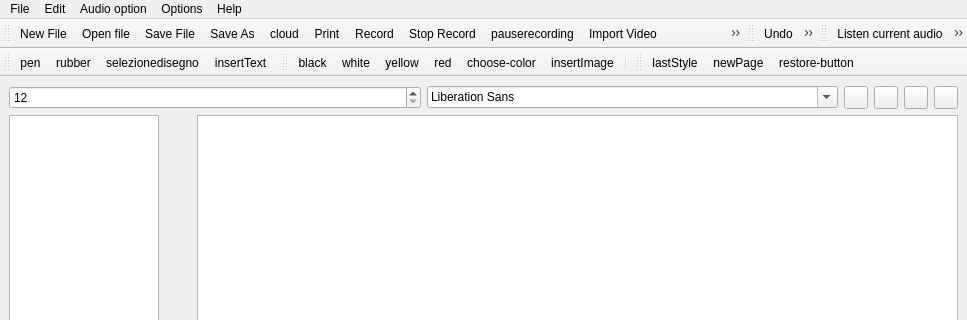
giacomogroppi/writernote-qt, file src/mainwindow.ui: the form before one commit; both pictures show x 0 to 967 and y 0 to 320 of the 967 by 664 pixel window.
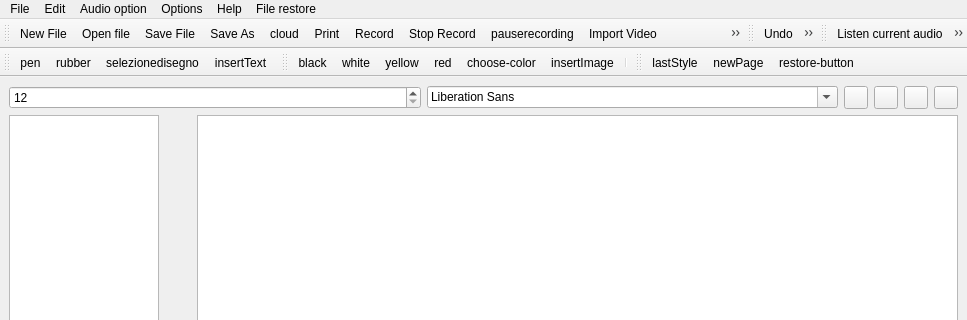
The form after the commit. Icons and pictures are not drawn.

Commit message: init file for restore file after crash

```diff
--- a/src/mainwindow.ui
+++ b/src/mainwindow.ui
@@ -342,11 +342,20 @@
     <addaction name="actionScroll"/>
     <addaction name="actionLast_open_file"/>
    </widget>
+   <widget class="QMenu" name="menuFile_restore">
+    <property name="title">
+     <string>File restore</string>
+    </property>
+    <addaction name="separator"/>
+    <addaction name="actionOption"/>
+    <addaction name="actionRestore_file"/>
+   </widget>
    <addaction name="menuWriternote"/>
    <addaction name="menuEdit"/>
    <addaction name="menuAudio_option"/>
    <addaction name="menuOptions"/>
    <addaction name="menuHelp"/>
+   <addaction name="menuFile_restore"/>
   </widget>
   <widget class="QToolBar" name="mainbar">
    <property name="windowTitle">
```
Left out of the diff: 10 changed lines with no effect on the pictures. The commit also changes 7 other files.
